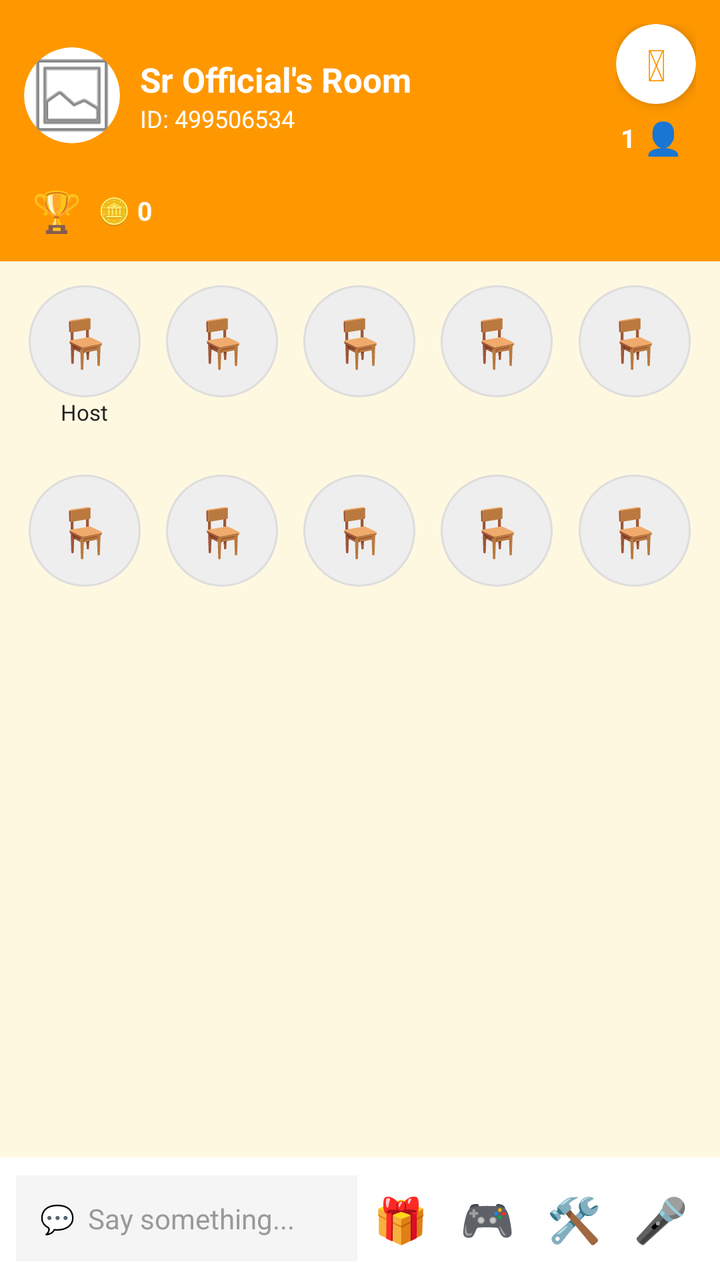
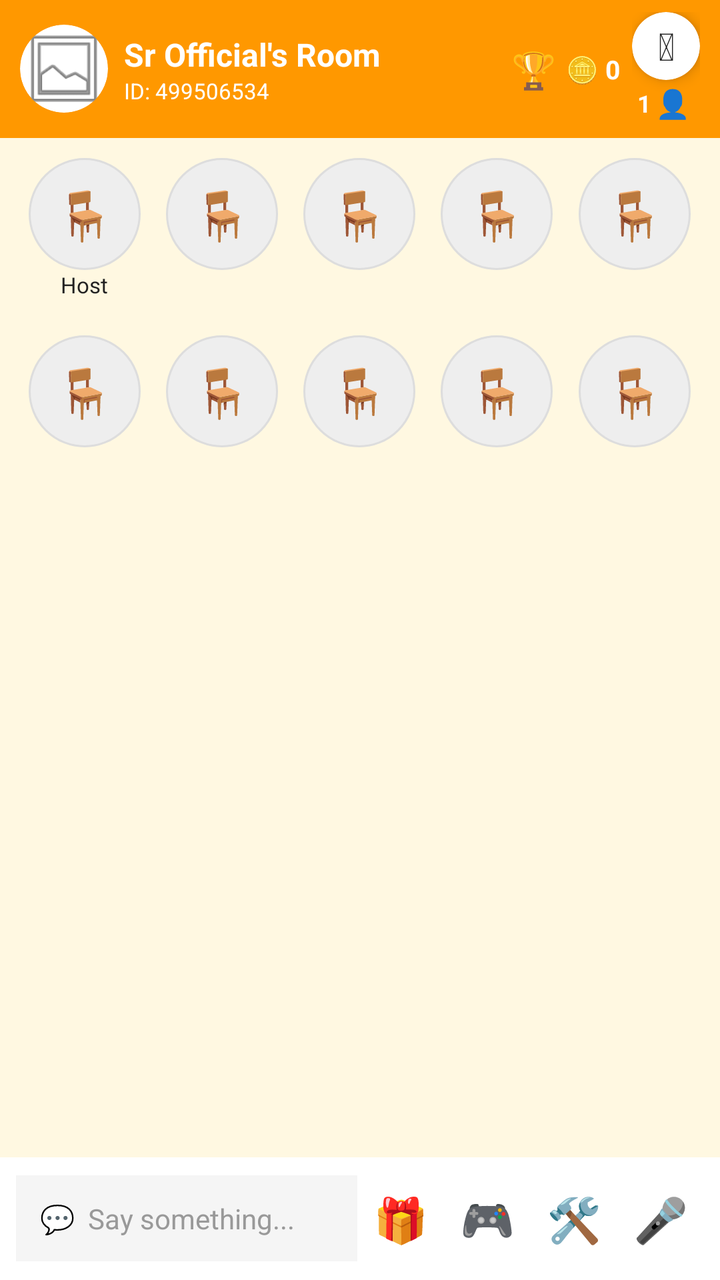

An Android layout rendered at two revisions. The XML below is the earlier revision; the diff shows what the commit changed to produce the second picture.
<!-- AndroidManifest.xml: activity theme Theme.SRVoiceChat -->
<!-- res/layout/activity_voice_room.xml -->
<?xml version="1.0" encoding="utf-8"?>
<LinearLayout xmlns:android="http://schemas.android.com/apk/res/android"
    xmlns:app="http://schemas.android.com/apk/res-auto"
    android:layout_width="match_parent"
    android:layout_height="match_parent"
    android:orientation="vertical"
    android:background="#FFF8E1">
    <LinearLayout android:layout_width="match_parent" android:layout_height="wrap_content" android:orientation="vertical" android:background="#FF9800" android:paddingStart="12dp" android:paddingEnd="12dp" android:paddingTop="12dp" android:paddingBottom="8dp">
        <LinearLayout android:layout_width="match_parent" android:layout_height="wrap_content" android:orientation="horizontal" android:gravity="center_vertical">
            <androidx.cardview.widget.CardView android:layout_width="48dp" android:layout_height="48dp" app:cardCornerRadius="24dp" app:cardElevation="0dp">
                <ImageView android:id="@+id/roomHeaderProfileImg" android:layout_width="match_parent" android:layout_height="match_parent" android:scaleType="centerCrop" android:src="@android:drawable/ic_menu_gallery" />
            </androidx.cardview.widget.CardView>
            <LinearLayout android:layout_width="0dp" android:layout_height="wrap_content" android:layout_weight="1" android:orientation="vertical" android:paddingStart="10dp">
                <TextView android:id="@+id/roomTitleText" android:layout_width="wrap_content" android:layout_height="wrap_content" android:text="Sr Official's Room" android:textColor="#FFFFFF" android:textSize="17sp" android:textStyle="bold" />
                <TextView android:id="@+id/roomInfoText" android:layout_width="wrap_content" android:layout_height="wrap_content" android:text="ID: 499506534" android:textColor="#FFFFFF" android:textSize="12sp" />
            </LinearLayout>
            <LinearLayout android:layout_width="wrap_content" android:layout_height="wrap_content" android:orientation="vertical" android:gravity="center">
                <androidx.cardview.widget.CardView android:id="@+id/btnPower" android:layout_width="40dp" android:layout_height="40dp" app:cardCornerRadius="20dp" app:cardElevation="4dp" app:cardBackgroundColor="#FFFFFF">
                    <TextView android:layout_width="match_parent" android:layout_height="match_parent" android:text="⏻" android:textSize="22sp" android:textColor="#FF9800" android:textStyle="bold" android:gravity="center" />
                </androidx.cardview.widget.CardView>
                <LinearLayout android:layout_width="wrap_content" android:layout_height="wrap_content" android:orientation="horizontal" android:gravity="center_vertical" android:paddingTop="2dp">
                    <TextView android:id="@+id/textOnlineCount" android:layout_width="wrap_content" android:layout_height="wrap_content" android:text="1" android:textColor="#FFFFFF" android:textSize="13sp" android:textStyle="bold" />
                    <TextView android:id="@+id/btnOnlineList" android:layout_width="wrap_content" android:layout_height="wrap_content" android:text="👤" android:textSize="16sp" android:padding="4dp" />
                </LinearLayout>
            </LinearLayout>
        </LinearLayout>
        <LinearLayout android:layout_width="match_parent" android:layout_height="wrap_content" android:orientation="horizontal" android:gravity="center_vertical" android:paddingTop="4dp">
            <TextView android:id="@+id/btnInRoomRanking" android:layout_width="wrap_content" android:layout_height="wrap_content" android:text="🏆" android:textSize="20sp" android:padding="4dp" />
            <TextView android:id="@+id/textRoomCoins" android:layout_width="wrap_content" android:layout_height="wrap_content" android:text="🪙 0" android:textColor="#FFFFFF" android:textSize="13sp" android:textStyle="bold" android:paddingStart="4dp" />
        </LinearLayout>
    </LinearLayout>
    <TextView android:id="@+id/roomNoticeBarText" android:layout_width="match_parent" android:layout_height="wrap_content" android:visibility="gone" android:background="#FFF3CD" android:textColor="#3E2F00" android:textSize="13sp" android:padding="8dp" />
    <LinearLayout android:layout_width="match_parent" android:layout_height="wrap_content" android:orientation="horizontal" android:weightSum="5" android:padding="8dp">
        <LinearLayout android:id="@+id/seat_0" android:layout_width="0dp" android:layout_height="wrap_content" android:layout_weight="1" android:orientation="vertical" android:gravity="center" android:padding="4dp"><TextView android:id="@+id/seatImg_0" android:layout_width="56dp" android:layout_height="56dp" android:text="🪑" android:textSize="24sp" android:gravity="center" android:background="@drawable/circle_seat_bg" /><TextView android:layout_width="wrap_content" android:layout_height="wrap_content" android:text="Host" android:textSize="11sp" android:textColor="#222222" /></LinearLayout>
        <LinearLayout android:id="@+id/seat_1" android:layout_width="0dp" android:layout_height="wrap_content" android:layout_weight="1" android:orientation="vertical" android:gravity="center" android:padding="4dp"><TextView android:id="@+id/seatImg_1" android:layout_width="56dp" android:layout_height="56dp" android:text="🪑" android:textSize="24sp" android:gravity="center" android:background="@drawable/circle_seat_bg" /><TextView android:layout_width="wrap_content" android:layout_height="wrap_content" android:text="" android:textSize="11sp" android:textColor="#222222" /></LinearLayout>
        <LinearLayout android:id="@+id/seat_2" android:layout_width="0dp" android:layout_height="wrap_content" android:layout_weight="1" android:orientation="vertical" android:gravity="center" android:padding="4dp"><TextView android:id="@+id/seatImg_2" android:layout_width="56dp" android:layout_height="56dp" android:text="🪑" android:textSize="24sp" android:gravity="center" android:background="@drawable/circle_seat_bg" /><TextView android:layout_width="wrap_content" android:layout_height="wrap_content" android:text="" android:textSize="11sp" android:textColor="#222222" /></LinearLayout>
        <LinearLayout android:id="@+id/seat_3" android:layout_width="0dp" android:layout_height="wrap_content" android:layout_weight="1" android:orientation="vertical" android:gravity="center" android:padding="4dp"><TextView android:id="@+id/seatImg_3" android:layout_width="56dp" android:layout_height="56dp" android:text="🪑" android:textSize="24sp" android:gravity="center" android:background="@drawable/circle_seat_bg" /><TextView android:layout_width="wrap_content" android:layout_height="wrap_content" android:text="" android:textSize="11sp" android:textColor="#222222" /></LinearLayout>
        <LinearLayout android:id="@+id/seat_4" android:layout_width="0dp" android:layout_height="wrap_content" android:layout_weight="1" android:orientation="vertical" android:gravity="center" android:padding="4dp"><TextView android:id="@+id/seatImg_4" android:layout_width="56dp" android:layout_height="56dp" android:text="🪑" android:textSize="24sp" android:gravity="center" android:background="@drawable/circle_seat_bg" /><TextView android:layout_width="wrap_content" android:layout_height="wrap_content" android:text="" android:textSize="11sp" android:textColor="#222222" /></LinearLayout>
    </LinearLayout>
    <LinearLayout android:layout_width="match_parent" android:layout_height="wrap_content" android:orientation="horizontal" android:weightSum="5" android:padding="8dp">
        <LinearLayout android:id="@+id/seat_5" android:layout_width="0dp" android:layout_height="wrap_content" android:layout_weight="1" android:orientation="vertical" android:gravity="center" android:padding="4dp"><TextView android:id="@+id/seatImg_5" android:layout_width="56dp" android:layout_height="56dp" android:text="🪑" android:textSize="24sp" android:gravity="center" android:background="@drawable/circle_seat_bg" /><TextView android:layout_width="wrap_content" android:layout_height="wrap_content" android:text="" android:textSize="11sp" android:textColor="#222222" /></LinearLayout>
        <LinearLayout android:id="@+id/seat_6" android:layout_width="0dp" android:layout_height="wrap_content" android:layout_weight="1" android:orientation="vertical" android:gravity="center" android:padding="4dp"><TextView android:id="@+id/seatImg_6" android:layout_width="56dp" android:layout_height="56dp" android:text="🪑" android:textSize="24sp" android:gravity="center" android:background="@drawable/circle_seat_bg" /><TextView android:layout_width="wrap_content" android:layout_height="wrap_content" android:text="" android:textSize="11sp" android:textColor="#222222" /></LinearLayout>
        <LinearLayout android:id="@+id/seat_7" android:layout_width="0dp" android:layout_height="wrap_content" android:layout_weight="1" android:orientation="vertical" android:gravity="center" android:padding="4dp"><TextView android:id="@+id/seatImg_7" android:layout_width="56dp" android:layout_height="56dp" android:text="🪑" android:textSize="24sp" android:gravity="center" android:background="@drawable/circle_seat_bg" /><TextView android:layout_width="wrap_content" android:layout_height="wrap_content" android:text="" android:textSize="11sp" android:textColor="#222222" /></LinearLayout>
        <LinearLayout android:id="@+id/seat_8" android:layout_width="0dp" android:layout_height="wrap_content" android:layout_weight="1" android:orientation="vertical" android:gravity="center" android:padding="4dp"><TextView android:id="@+id/seatImg_8" android:layout_width="56dp" android:layout_height="56dp" android:text="🪑" android:textSize="24sp" android:gravity="center" android:background="@drawable/circle_seat_bg" /><TextView android:layout_width="wrap_content" android:layout_height="wrap_content" android:text="" android:textSize="11sp" android:textColor="#222222" /></LinearLayout>
        <LinearLayout android:id="@+id/seat_9" android:layout_width="0dp" android:layout_height="wrap_content" android:layout_weight="1" android:orientation="vertical" android:gravity="center" android:padding="4dp"><TextView android:id="@+id/seatImg_9" android:layout_width="56dp" android:layout_height="56dp" android:text="🪑" android:textSize="24sp" android:gravity="center" android:background="@drawable/circle_seat_bg" /><TextView android:layout_width="wrap_content" android:layout_height="wrap_content" android:text="" android:textSize="11sp" android:textColor="#222222" /></LinearLayout>
    </LinearLayout>
    <ScrollView android:id="@+id/chatScrollView" android:layout_width="match_parent" android:layout_height="0dp" android:layout_weight="1"><LinearLayout android:id="@+id/chatListContainer" android:layout_width="match_parent" android:layout_height="wrap_content" android:orientation="vertical" android:padding="8dp" /></ScrollView>
    <LinearLayout android:id="@+id/bottomBarContainer" android:layout_width="match_parent" android:layout_height="wrap_content" android:orientation="horizontal" android:gravity="center_vertical" android:background="#FFFFFF" android:padding="8dp">
        <TextView android:id="@+id/btnOpenChat" android:layout_width="0dp" android:layout_height="wrap_content" android:layout_weight="1" android:text="💬  Say something..." android:textColor="#999999" android:textSize="14sp" android:background="#F5F5F5" android:padding="12dp" />
        <TextView android:id="@+id/btnGiftBox" android:layout_width="wrap_content" android:layout_height="wrap_content" android:text="🎁" android:textSize="22sp" android:padding="8dp" />
        <TextView android:id="@+id/btnGame" android:layout_width="wrap_content" android:layout_height="wrap_content" android:text="🎮" android:textSize="22sp" android:padding="8dp" />
        <TextView android:id="@+id/btnRoomTools" android:layout_width="wrap_content" android:layout_height="wrap_content" android:text="🛠️" android:textSize="22sp" android:padding="8dp" />
        <TextView android:id="@+id/btnMicToggle" android:layout_width="wrap_content" android:layout_height="wrap_content" android:text="🎤" android:textSize="22sp" android:padding="8dp" />
    </LinearLayout>
    <LinearLayout android:id="@+id/chatPopupBar" android:layout_width="match_parent" android:layout_height="wrap_content" android:orientation="horizontal" android:gravity="center_vertical" android:visibility="gone" android:background="#FFFFFF" android:padding="8dp">
        <EditText android:id="@+id/inputChatMessage" android:layout_width="0dp" android:layout_height="wrap_content" android:layout_weight="1" android:hint="Type message..." android:textSize="14sp" android:background="#F5F5F5" android:padding="12dp" />
        <TextView android:id="@+id/btnChatOption" android:layout_width="wrap_content" android:layout_height="wrap_content" android:text="Send" android:textColor="#FFFFFF" android:textStyle="bold" android:background="#FF9800" android:padding="12dp" />
    </LinearLayout>
</LinearLayout>
<!-- resources referenced by this layout -->
<resources>
  <!-- drawable circle_seat_bg (drawable) -->
  <?xml version="1.0" encoding="utf-8"?>
  <shape xmlns:android="http://schemas.android.com/apk/res/android"
      android:shape="oval">
  
      <solid android:color="#EEEEEE" />
  
      <stroke
          android:width="1dp"
          android:color="#DDDDDD" />
  
      <size
          android:width="56dp"
          android:height="56dp" />
  
  </shape>
  <style name="Theme.SRVoiceChat" parent="Theme.Material3.DayNight.NoActionBar">
          <item name="colorPrimary">#FF4081</item>
          <item name="android:statusBarColor">#FF4081</item>
          <item name="android:windowLightStatusBar">true</item>
      </style>
</resources>

<!-- the commit's change to res/layout/activity_voice_room.xml (unified diff, before → after) -->
@@ -5,32 +5,31 @@
     android:layout_height="match_parent"
     android:orientation="vertical"
     android:background="#FFF8E1">
-    <LinearLayout android:layout_width="match_parent" android:layout_height="wrap_content" android:orientation="vertical" android:background="#FF9800" android:paddingStart="12dp" android:paddingEnd="12dp" android:paddingTop="12dp" android:paddingBottom="8dp">
-        <LinearLayout android:layout_width="match_parent" android:layout_height="wrap_content" android:orientation="horizontal" android:gravity="center_vertical">
-            <androidx.cardview.widget.CardView android:layout_width="48dp" android:layout_height="48dp" app:cardCornerRadius="24dp" app:cardElevation="0dp">
-                <ImageView android:id="@+id/roomHeaderProfileImg" android:layout_width="match_parent" android:layout_height="match_parent" android:scaleType="centerCrop" android:src="@android:drawable/ic_menu_gallery" />
+    
+    <LinearLayout android:layout_width="match_parent" android:layout_height="wrap_content" android:orientation="horizontal" android:gravity="center_vertical" android:background="#FF9800" android:paddingStart="10dp" android:paddingEnd="10dp" android:paddingTop="6dp" android:paddingBottom="6dp">
+        <androidx.cardview.widget.CardView android:layout_width="44dp" android:layout_height="44dp" app:cardCornerRadius="22dp" app:cardElevation="0dp">
+            <ImageView android:id="@+id/roomHeaderProfileImg" android:layout_width="match_parent" android:layout_height="match_parent" android:scaleType="centerCrop" android:src="@android:drawable/ic_menu_gallery" />
+        </androidx.cardview.widget.CardView>
+        <LinearLayout android:layout_width="0dp" android:layout_height="wrap_content" android:layout_weight="1" android:orientation="vertical" android:paddingStart="8dp">
+            <TextView android:id="@+id/roomTitleText" android:layout_width="wrap_content" android:layout_height="wrap_content" android:text="Sr Official's Room" android:textColor="#FFFFFF" android:textSize="16sp" android:textStyle="bold" />
+            <TextView android:id="@+id/roomInfoText" android:layout_width="wrap_content" android:layout_height="wrap_content" android:text="ID: 499506534" android:textColor="#FFFFFF" android:textSize="11sp" />
+        </LinearLayout>
+        
+        <TextView android:id="@+id/btnInRoomRanking" android:layout_width="wrap_content" android:layout_height="wrap_content" android:text="🏆" android:textSize="18sp" android:padding="3dp" />
+        <TextView android:id="@+id/textRoomCoins" android:layout_width="wrap_content" android:layout_height="wrap_content" android:text="🪙 0" android:textColor="#FFFFFF" android:textSize="13sp" android:textStyle="bold" android:paddingStart="2dp" android:paddingEnd="6dp" />
+        
+        <LinearLayout android:layout_width="wrap_content" android:layout_height="wrap_content" android:orientation="vertical" android:gravity="center">
+            <androidx.cardview.widget.CardView android:id="@+id/btnPower" android:layout_width="34dp" android:layout_height="34dp" app:cardCornerRadius="17dp" app:cardElevation="4dp" app:cardBackgroundColor="#FFFFFF">
+                <TextView android:layout_width="match_parent" android:layout_height="match_parent" android:text="⏻" android:textSize="19sp" android:textColor="#222222" android:textStyle="bold" android:gravity="center" />
             </androidx.cardview.widget.CardView>
-            <LinearLayout android:layout_width="0dp" android:layout_height="wrap_content" android:layout_weight="1" android:orientation="vertical" android:paddingStart="10dp">
-                <TextView android:id="@+id/roomTitleText" android:layout_width="wrap_content" android:layout_height="wrap_content" android:text="Sr Official's Room" android:textColor="#FFFFFF" android:textSize="17sp" android:textStyle="bold" />
-                <TextView android:id="@+id/roomInfoText" android:layout_width="wrap_content" android:layout_height="wrap_content" android:text="ID: 499506534" android:textColor="#FFFFFF" android:textSize="12sp" />
+            <LinearLayout android:layout_width="wrap_content" android:layout_height="wrap_content" android:orientation="horizontal" android:gravity="center_vertical">
+                <TextView android:id="@+id/textOnlineCount" android:layout_width="wrap_content" android:layout_height="wrap_content" android:text="1" android:textColor="#FFFFFF" android:textSize="12sp" android:textStyle="bold" />
+                <TextView android:id="@+id/btnOnlineList" android:layout_width="wrap_content" android:layout_height="wrap_content" android:text="👤" android:textSize="14sp" android:padding="2dp" />
             </LinearLayout>
-            <LinearLayout android:layout_width="wrap_content" android:layout_height="wrap_content" android:orientation="vertical" android:gravity="center">
-                <androidx.cardview.widget.CardView android:id="@+id/btnPower" android:layout_width="40dp" android:layout_height="40dp" app:cardCornerRadius="20dp" app:cardElevation="4dp" app:cardBackgroundColor="#FFFFFF">
-                    <TextView android:layout_width="match_parent" android:layout_height="match_parent" android:text="⏻" android:textSize="22sp" android:textColor="#FF9800" android:textStyle="bold" android:gravity="center" />
-                </androidx.cardview.widget.CardView>
-                <LinearLayout android:layout_width="wrap_content" android:layout_height="wrap_content" android:orientation="horizontal" android:gravity="center_vertical" android:paddingTop="2dp">
-                    <TextView android:id="@+id/textOnlineCount" android:layout_width="wrap_content" android:layout_height="wrap_content" android:text="1" android:textColor="#FFFFFF" android:textSize="13sp" android:textStyle="bold" />
-                    <TextView android:id="@+id/btnOnlineList" android:layout_width="wrap_content" android:layout_height="wrap_content" android:text="👤" android:textSize="16sp" android:padding="4dp" />
-                </LinearLayout>
-            </LinearLayout>
-        </LinearLayout>
-        <LinearLayout android:layout_width="match_parent" android:layout_height="wrap_content" android:orientation="horizontal" android:gravity="center_vertical" android:paddingTop="4dp">
-            <TextView android:id="@+id/btnInRoomRanking" android:layout_width="wrap_content" android:layout_height="wrap_content" android:text="🏆" android:textSize="20sp" android:padding="4dp" />
-            <TextView android:id="@+id/textRoomCoins" android:layout_width="wrap_content" android:layout_height="wrap_content" android:text="🪙 0" android:textColor="#FFFFFF" android:textSize="13sp" android:textStyle="bold" android:paddingStart="4dp" />
         </LinearLayout>
     </LinearLayout>
     <TextView android:id="@+id/roomNoticeBarText" android:layout_width="match_parent" android:layout_height="wrap_content" android:visibility="gone" android:background="#FFF3CD" android:textColor="#3E2F00" android:textSize="13sp" android:padding="8dp" />
-    <LinearLayout android:layout_width="match_parent" android:layout_height="wrap_content" android:orientation="horizontal" android:weightSum="5" android:padding="8dp">
+    <LinearLayout android:layout_width="match_parent" android:layout_height="wrap_content" android:orientation="horizontal" android:weightSum="5" android:paddingTop="6dp" android:paddingStart="8dp" android:paddingEnd="8dp" android:paddingBottom="2dp">
         <LinearLayout android:id="@+id/seat_0" android:layout_width="0dp" android:layout_height="wrap_content" android:layout_weight="1" android:orientation="vertical" android:gravity="center" android:padding="4dp"><TextView android:id="@+id/seatImg_0" android:layout_width="56dp" android:layout_height="56dp" android:text="🪑" android:textSize="24sp" android:gravity="center" android:background="@drawable/circle_seat_bg" /><TextView android:layout_width="wrap_content" android:layout_height="wrap_content" android:text="Host" android:textSize="11sp" android:textColor="#222222" /></LinearLayout>
         <LinearLayout android:id="@+id/seat_1" android:layout_width="0dp" android:layout_height="wrap_content" android:layout_weight="1" android:orientation="vertical" android:gravity="center" android:padding="4dp"><TextView android:id="@+id/seatImg_1" android:layout_width="56dp" android:layout_height="56dp" android:text="🪑" android:textSize="24sp" android:gravity="center" android:background="@drawable/circle_seat_bg" /><TextView android:layout_width="wrap_content" android:layout_height="wrap_content" android:text="" android:textSize="11sp" android:textColor="#222222" /></LinearLayout>
         <LinearLayout android:id="@+id/seat_2" android:layout_width="0dp" android:layout_height="wrap_content" android:layout_weight="1" android:orientation="vertical" android:gravity="center" android:padding="4dp"><TextView android:id="@+id/seatImg_2" android:layout_width="56dp" android:layout_height="56dp" android:text="🪑" android:textSize="24sp" android:gravity="center" android:background="@drawable/circle_seat_bg" /><TextView android:layout_width="wrap_content" android:layout_height="wrap_content" android:text="" android:textSize="11sp" android:textColor="#222222" /></LinearLayout>
